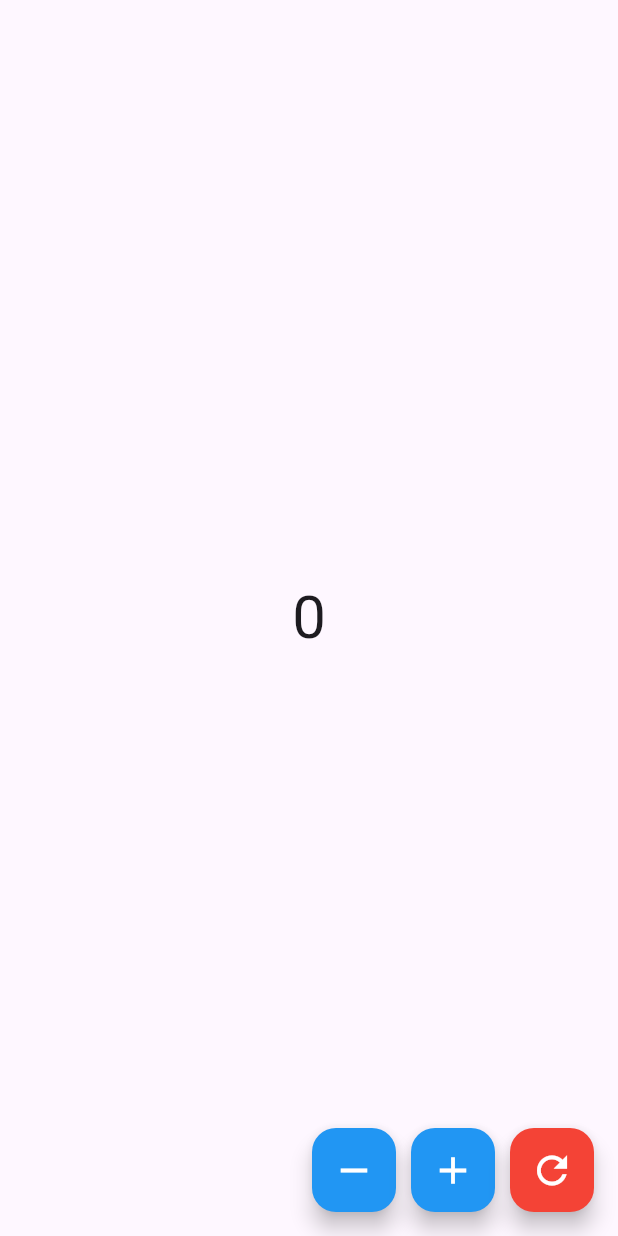
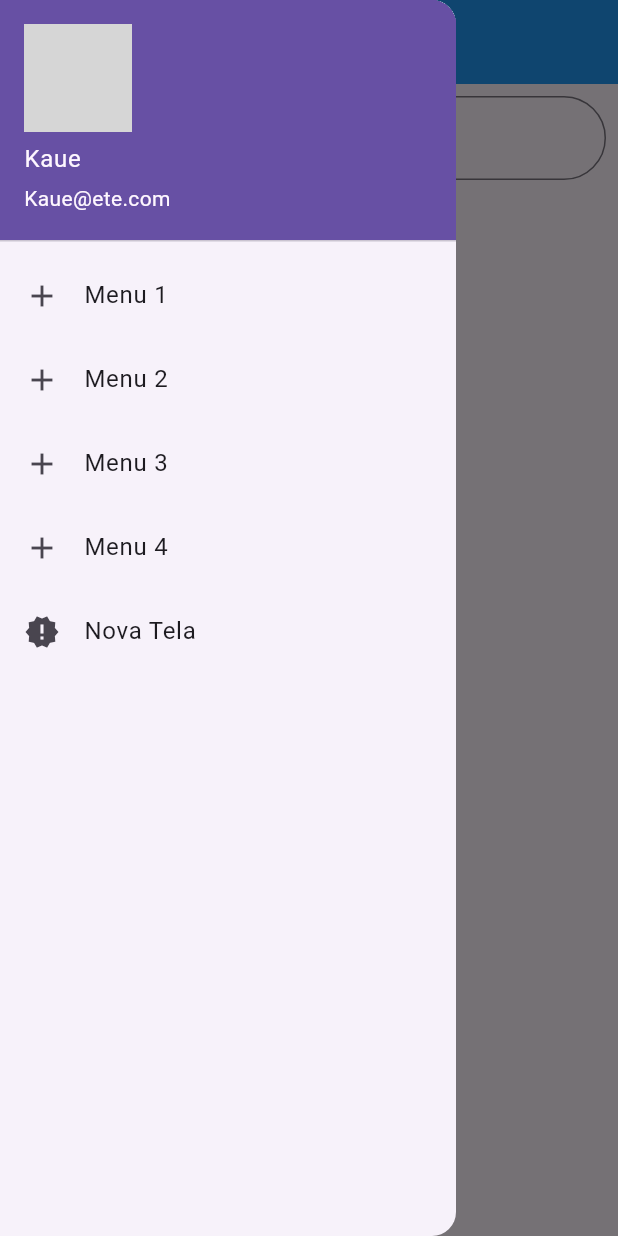
Before and after one commit to celeste367/flutter_application_listacomestudo, a Flutter app: the screen it shows after launch, with the side drawer open (before the commit the screen has no drawer), on a phone screen of 412 x 824 dp. Run offline on Flutter 3.47's test engine with Material 3 defaults, Android fonts, the phone set to English and light mode, and no system bars; network calls fail; grey boxes are pictures that could not be loaded.

Commit message:
conhecimento3

```diff
--- a/lib/app_widget.dart
+++ b/lib/app_widget.dart
@@ -8,6 +8,7 @@
   Widget build(BuildContext context) {
     return const MaterialApp(
       home: HomePage(),
+
       debugShowCheckedModeBanner: false,
     );
   }
--- a/lib/home_page.dart
+++ b/lib/home_page.dart
@@ -1,86 +1,130 @@
 import 'package:flutter/material.dart';
 
+// Tela principal (HomePage)
 class HomePage extends StatefulWidget {
   const HomePage({super.key});
 
   @override
-  State createState() => _HomePageState();
+  State<HomePage> createState() => _HomePageState();
 }
 
-class _HomePageState extends State {
-  int contador = 0;
-
-  void incrementar() {
-    setState(() {
-      if (contador < 10) {
-        contador++;
-        if (contador == 10) {
-          _mostrarMensagem();
-        }
-      }
-    });
-  }
-
-  void subtrair() {
-    setState(() {
-      if (contador > 0) {
-        contador--;
-      }
-    });
-  }
-
-  void resetar() {
-    setState(() {
-      contador = 0;
-    });
-  }
-
-  void _mostrarMensagem() {
-    showDialog(
-      context: context,
-      builder: (BuildContext context) {
-        return AlertDialog(
-          title: Text("Limite Atingido"),
-          content: Text("O contador chegou ao valor máximo de 10!"),
-          actions: [
-            TextButton(
-              child: Text("OK"),
-              onPressed: () {
-                Navigator.of(context).pop();
-              },
-            ),
-          ],
-        );
-      },
-    );
-  }
-
+class _HomePageState extends State<HomePage> {
   @override
   Widget build(BuildContext context) {
     return Scaffold(
-      body: Center(child: Text('$contador', style: TextStyle(fontSize: 40))),
-      floatingActionButton: Row(
-        mainAxisAlignment: MainAxisAlignment.end,
+      appBar: AppBar(
+        title: Text('Minha lista', style: TextStyle(color: Colors.white)),
+        backgroundColor: Colors.blue,
+      ),
+      body: Column(
         children: [
-          FloatingActionButton(
-            onPressed: subtrair,
-            backgroundColor: Colors.blue,
-            child: Icon(Icons.remove, color: Colors.white, size: 30),
-          ),
-          SizedBox(width: 10), // Espaçamento entre os botões
-          FloatingActionButton(
-            onPressed: incrementar,
-            backgroundColor: Colors.blue,
-            child: Icon(Icons.add, color: Colors.white, size: 30),
-          ),
-          SizedBox(width: 10), // Espaçamento entre os botões
-          FloatingActionButton(
-            onPressed: resetar,
-            backgroundColor: Colors.red,
-            child: Icon(Icons.refresh, color: Colors.white, size: 30),
+          Padding(
+            padding: const EdgeInsets.all(8.0),
+            child: Form(
+              child: TextFormField(
+                decoration: InputDecoration(
+                  labelText: 'Digite um item',
+                  border: OutlineInputBorder(
+                    borderRadius: BorderRadius.circular(50),
+                  ),
+                ),
+              ),
+            ),
           ),
         ],
+      ),
+      // Menu lateral (Drawer)
+      drawer: Drawer(
+        child: Column(
+          children: [
+            // Cabeçalho da conta do usuário
+            UserAccountsDrawerHeader(
+              currentAccountPicture: Image.network(
+                'https://static.vecteezy.com/system/resources/thumbnails/004/607/791/small_2x/man-face-emotive-icon-smiling-male-character-in-blue-shirt-flat-illustration-isolated-on-white-happy-human-psychological-portrait-positive-emotions-user-avatar-for-app-web-design-vector.jpg',
+              ),
+              accountName: Text('Kaue'), // Nome do usuário
+              accountEmail: Text('Kaue@ete.com'), // Email do usuário
+            ),
+            // Lista de opções no menu
+            Expanded(
+              child: ListView(
+                children: [
+                  ListTile(
+                    title: Text('Menu 1'),
+                    leading: Icon(Icons.add), // Ícone à esquerda
+                    onTap: () {
+                      Navigator.pop(context); // Fecha o Drawer
+                      ScaffoldMessenger.of(context).showSnackBar(
+                        SnackBar(
+                          content: Text('Menu 1 selecionado'),
+                        ), // Mensagem de feedback
+                      );
+                    },
+                  ),
+                  ListTile(
+                    title: Text('Menu 2'),
+                    leading: Icon(Icons.add),
+                    onTap: () {
+                      Navigator.pop(context);
+                      ScaffoldMessenger.of(context).showSnackBar(
+                        SnackBar(content: Text('Menu 2 selecionado')),
+                      );
+                    },
+                  ),
+                  ListTile(
+                    title: Text('Menu 3'),
+                    leading: Icon(Icons.add),
+                    onTap: () {
+                      Navigator.pop(context);
+                      ScaffoldMessenger.of(context).showSnackBar(
+                        SnackBar(content: Text('Menu 3 selecionado')),
+                      );
+                    },
+                  ),
+                  ListTile(
+                    title: Text('Menu 4'),
+                    leading: Icon(Icons.add),
+                    onTap: () {
+                      Navigator.pop(context);
+                      ScaffoldMessenger.of(context).showSnackBar(
+                        SnackBar(content: Text('Menu 4 selecionado')),
+                      );
+                    },
+                  ),
+                  // Novo item de menu que navega para a nova tela
+                  ListTile(
+                    title: Text('Nova Tela'),
+                    leading: Icon(Icons.new_releases),
+                    onTap: () {
+                      Navigator.pop(context); // Fecha o Drawer
+                      // Aqui estamos navegando para a Nova Tela
+                      Navigator.push(
+                        context,
+                        MaterialPageRoute(builder: (context) => NewScreen()),
+                      );
+                    },
+                  ),
+                ],
+              ),
+            ),
+          ],
+        ),
       ),
     );
   }
 }
+
+// Nova tela (NewScreen)
+class NewScreen extends StatelessWidget {
+  @override
+  Widget build(BuildContext context) {
+    return Scaffold(
+      appBar: AppBar(title: Text('Nova Tela'), backgroundColor: Colors.blue),
+      body: Center(child: Text('Bem-vindo à Nova Tela!')),
+    );
+  }
+}
+
+void main() {
+  runApp(MaterialApp(home: HomePage()));
+}
```
